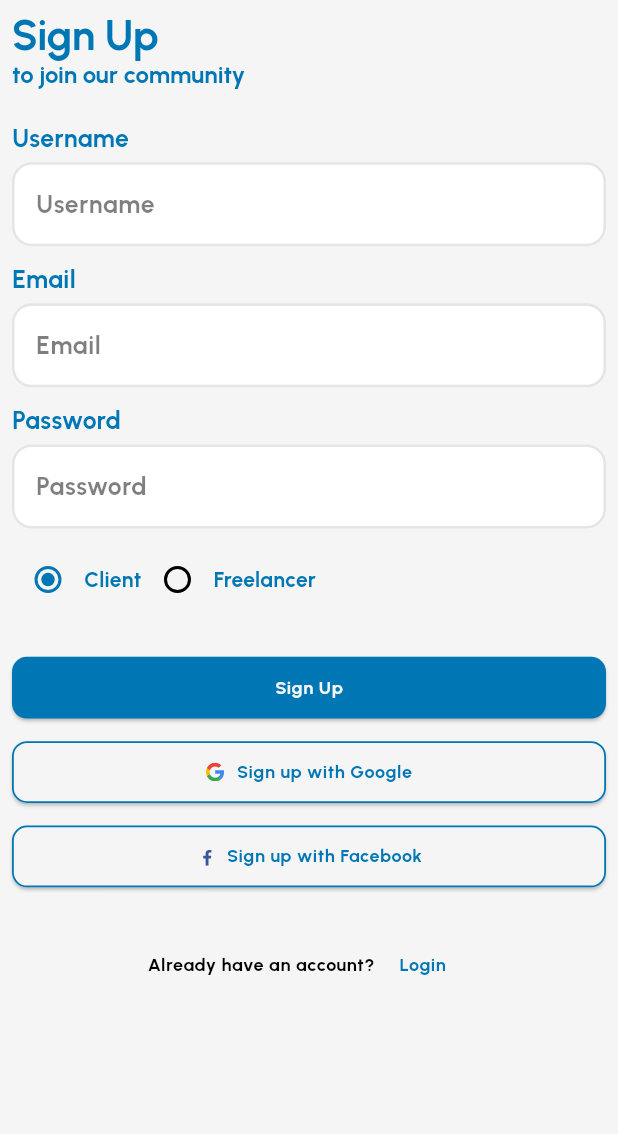
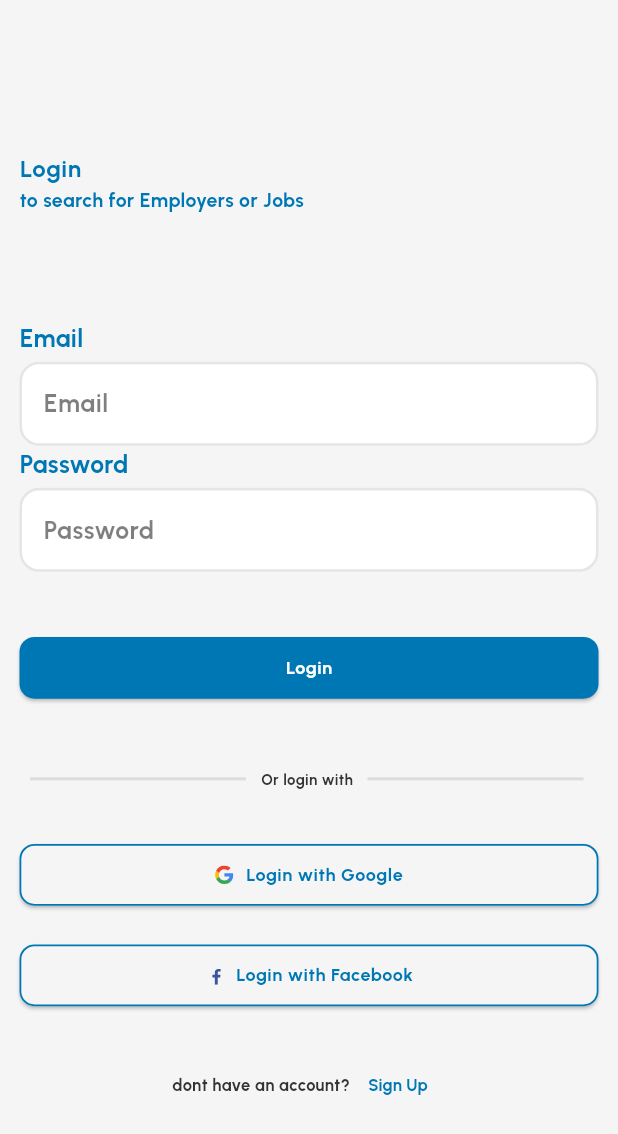
Before and after one commit to WissamAlmsalati/quick_hire_app, a Flutter app: the screen it shows after launch, on a phone screen of 412 x 824 dp. Shown: the top 1134 px of the screen. Run offline on Flutter 3.47's test engine with Material 3 defaults, Android fonts, the phone set to English and light mode, and no system bars; our stand-ins replace bloc, flutter_bloc, flutter_svg, gap, google_fonts; missing offline and left inert: dart:ffi.

```diff
--- /dev/null
+++ b/devtools_options.yaml
@@ -0,0 +1,3 @@
+description: This file stores settings for Dart & Flutter DevTools.
+documentation: https://docs.flutter.dev/tools/devtools/extensions#configure-extension-enablement-states
+extensions:
--- a/lib/features/authintication_screens/login_Screen.dart
+++ b/lib/features/authintication_screens/login_Screen.dart
@@ -1,7 +1,6 @@
 import 'package:flutter/material.dart';
 import 'package:flutter_bloc/flutter_bloc.dart';
 import 'package:provider/provider.dart';
-import 'package:quick_hire/core/widgets/custom_button.dart';
 import 'package:quick_hire/features/authintication_screens/presentation/cubit/auth_cubit.dart';
 import 'package:quick_hire/features/authintication_screens/presentation/widgets/login_form_widget.dart';
 import '../../core/utils/constants.dart';
@@ -31,8 +30,7 @@ class _LoginScreenState extends State<LoginScreen> {
       ],
       child:  Scaffold(
         backgroundColor: AppColors.backgroundColor,
-        body: SingleChildScrollView(
-          child: Column(
+        body: Column(
           children: [
             SizedBox(height: 100),
             Align(
@@ -59,7 +57,6 @@ class _LoginScreenState extends State<LoginScreen> {
           ],
         ),
       ),
-      ),
     );
   }
 }
--- a/lib/features/authintication_screens/presentation/screens/sign_up_screen.dart
+++ b/lib/features/authintication_screens/presentation/screens/sign_up_screen.dart
@@ -1,17 +1,20 @@
 import 'package:flutter/material.dart';
 import 'package:flutter_bloc/flutter_bloc.dart';
+import 'package:flutter_svg/svg.dart';
+import 'package:gap/gap.dart';
 import 'package:provider/provider.dart';
 import 'package:quick_hire/core/utils/constants.dart';
+import 'package:quick_hire/core/widgets/custom_button.dart';
+import 'package:quick_hire/core/widgets/custom_text_field.dart';
 import '../../../../core/utils/app_icon.dart';
 import '../cubit/auth_cubit.dart';
+import '../screens/sign_up_screen.dart';
 import '../../data/repositories/auth_repository.dart';
 import '../../data/repositories/auth_repository_impl.dart';
-import '../../../../core/widgets/custom_button.dart';
-import '../../../../core/widgets/custom_text_field.dart';
-import '../../login_Screen.dart';
+import '../widgets/sign_up_form.dart';
 
-class SignUpProvider extends StatelessWidget {
-  const SignUpProvider({super.key});
+class LoginProvider extends StatelessWidget {
+  const LoginProvider({super.key});
 
   @override
   Widget build(BuildContext context) {
@@ -26,23 +29,22 @@ class SignUpProvider extends StatelessWidget {
           ),
         ),
       ],
-      child: const SignUpScreen(),
+      child: const LoginScreen(),
     );
   }
 }
 
-class SignUpScreen extends StatefulWidget {
-  const SignUpScreen({super.key});
+class LoginScreen extends StatefulWidget {
+  const LoginScreen({super.key});
 
   @override
-  State<SignUpScreen> createState() => _SignUpScreenState();
+  State<LoginScreen> createState() => _LoginScreenState();
 }
 
-class _SignUpScreenState extends State<SignUpScreen> {
+class _LoginScreenState extends State<LoginScreen> {
   final TextEditingController emailController = TextEditingController();
   final TextEditingController passwordController = TextEditingController();
-  final TextEditingController usernameController = TextEditingController();
-  String userType = 'client';
+  final _formKey = GlobalKey<FormState>();
 
   @override
   Widget build(BuildContext context) {
@@ -50,113 +52,44 @@ class _SignUpScreenState extends State<SignUpScreen> {
       backgroundColor: AppColors.backgroundColor,
       body: SafeArea(
         child: SingleChildScrollView(
-          child: Center(
           child: Padding(
-              padding: const EdgeInsets.all(8.0),
+            padding: const EdgeInsets.all(13.0),
             child: Column(
               crossAxisAlignment: CrossAxisAlignment.start,
               children: [
+                const SizedBox(height: 100),
                 Text(
-                    'Sign Up',
+                  'Login',
                   style: Theme.of(context)
                       .textTheme
                       .displayLarge
                       ?.copyWith(color: AppColors.primaryColor),
                 ),
                 Text(
-                    'to join our community',
+                  'to search for new Employers or Jobs',
                   style: Theme.of(context)
                       .textTheme
                       .headlineMedium
                       ?.copyWith(color: AppColors.primaryColor),
                 ),
-                  const SizedBox(height: 20),
+                const Gap(70),
                 CustomTextField(
-                    controller: usernameController,
-                    labelText: 'Username',
+                  controller: emailController,
+                  labelText: 'Email',
                   obscureText: false,
                 ),
-                  const SizedBox(height: 10),
-                  CustomTextField(
-                    controller: emailController,
-                    labelText: "Email",
-                    obscureText: false,
-                  ),
-                  const SizedBox(height: 10),
                 CustomTextField(
                   controller: passwordController,
-                    labelText: "Password",
+                  labelText: 'Password',
                   obscureText: true,
                 ),
-                  const SizedBox(height: 10),
-                  Row(
-                    children: [
-                      Radio<String>(
-                        value: 'client',
-                        groupValue: userType,
-                        onChanged: (value) {
-                          setState(() {
-                            userType = value!;
-                          });
-                        },
+                const Gap(40),
+                CustomButton(
+                  text: "Login",
+                  onPressed: () {},
+                  color: AppColors.primaryColor,
+                  textColor: Colors.white,
                 ),
-                      const Text('Client'),
-                      Radio<String>(
-                        value: 'freelancer',
-                        groupValue: userType,
-                        onChanged: (value) {
-                          setState(() {
-                            userType = value!;
-                          });
-                        },
-                      ),
-                      const Text('Freelancer'),
-                    ],
-                  ),
-                  const SizedBox(height: 20),
-                  CustomButton(
-                    text: "Sign Up",
-                    onPressed: () {
-                      final email = emailController.text;
-                      final password = passwordController.text;
-                      final username = usernameController.text;
-                      context.read<AuthCubit>().signUp(
-                            email,
-                            password,
-                            username,
-                            userType,
-                          );
-                    },
-                    topPd: MediaQuery.of(context).size.height * 0.005,
-                    buttomPd: MediaQuery.of(context).size.height * 0.005,
-                    color: AppColors.primaryColor,
-                    textColor: AppColors.backgroundColor,
-                  ),
-                  CustomButton(
-                    text: "Sign up with Google",
-                    onPressed: () {},
-                    color: AppColors.backgroundColor,
-                    isHaveIcon: true,
-                    icon: AppIcons.googleIcon,
-                    textColor: AppColors.primaryColor,
-                    isHaveBorder: true,
-                    borderColor: AppColors.primaryColor,
-                    topPd: MediaQuery.of(context).size.height * 0.005,
-                    buttomPd: MediaQuery.of(context).size.height * 0.005,
-                  ),
-                  CustomButton(
-                    text: "Sign up with Facebook",
-                    onPressed: () {},
-                    color: AppColors.backgroundColor,
-                    textColor: AppColors.primaryColor,
-                    isHaveBorder: true,
-                    isHaveIcon: true,
-                    icon: AppIcons.facebookIcon,
-                    borderColor: AppColors.primaryColor,
-                    topPd: MediaQuery.of(context).size.height * 0.005,
-                    buttomPd: MediaQuery.of(context).size.height * 0.005,
-                  ),
-                  const SizedBox(height: 20),
                 BlocBuilder<AuthCubit, AuthState>(
                   builder: (context, state) {
                     if (state is AuthLoading) {
@@ -169,31 +102,78 @@ class _SignUpScreenState extends State<SignUpScreen> {
                     return Container();
                   },
                 ),
+                const Gap(40),
+                Row(
+                  children: [
+                    Expanded(
+                      child: Divider(
+                        color: Colors.black.withOpacity(0.10),
+                        height: 20,
+                        thickness: 2,
+                        indent: 7,
+                        endIndent: 10,
+                      ),
+                    ),
+                    const Text(
+                      'Or login with ',
+                      style: TextStyle(color: Color(0xFF333333), fontSize: 10),
+                    ),
+                    Expanded(
+                      child: Divider(
+                        color: Colors.black.withOpacity(0.10),
+                        height: 20,
+                        thickness: 2,
+                        indent: 7,
+                        endIndent: 10,
+                      ),
+                    ),
+                  ],
+                ),
+                const Gap(30),
+                CustomButton(
+                  text: "Login with Google",
+                  onPressed: () {},
+                  color: AppColors.backgroundColor,
+                  textColor: AppColors.primaryColor,
+                  isHaveIcon: true,
+                  icon: AppIcons.googleIcon,
+                  isHaveBorder: true,
+                  borderColor: AppColors.primaryColor,
+                ),
+                const Gap(19),
+                CustomButton(
+                  text: "Login with Facebook",
+                  onPressed: () {},
+                  color: AppColors.backgroundColor,
+                  textColor: AppColors.primaryColor,
+                  isHaveIcon: true,
+                  icon: AppIcons.facebookIcon,
+                  isHaveBorder: true,
+                  borderColor: AppColors.primaryColor,
+                ),
+                const Gap(25),
                 Row(
                   mainAxisAlignment: MainAxisAlignment.center,
                   children: [
-                      Text(
-                        "Already have an account?",
-                        style: Theme.of(context)
-                            .textTheme
-                            .bodySmall
-                            ?.copyWith(color: Colors.black),
+                    const Text(
+                      "Don't have an account?",
+                      style: TextStyle(color: Color(0xFF333333), fontSize: 11),
                     ),
                     TextButton(
-                        style: TextButton.styleFrom(
-                          padding: EdgeInsets.zero,
+                      onPressed: () {
+                        Navigator.push(
+                          context,
+                          MaterialPageRoute(
+                            builder: (context) => const SignUpScreen(),
                           ),
-                        onPressed: () {
-                          Navigator.of(context).push(MaterialPageRoute(
-                            builder: (context) => const LoginScreen(),
-                          ));
+                        );
                       },
-                        child: Text(
-                          'Login',
-                          style: Theme.of(context)
-                              .textTheme
-                              .bodySmall
-                              ?.copyWith(color: AppColors.primaryColor),
+                      child:  Text(
+                        'Sign Up',
+                        style: TextStyle(
+                          color: AppColors.primaryColor,
+                          fontSize: 11,
+                        ),
                       ),
                     ),
                   ],
@@ -203,7 +183,6 @@ class _SignUpScreenState extends State<SignUpScreen> {
           ),
         ),
       ),
-      ),
     );
   }
 }
--- a/lib/features/authintication_screens/presentation/widgets/login_form_widget.dart
+++ b/lib/features/authintication_screens/presentation/widgets/login_form_widget.dart
@@ -5,6 +5,7 @@ import 'package:gap/gap.dart';
 import 'package:quick_hire/core/utils/constants.dart';
 import 'package:quick_hire/core/widgets/custom_button.dart';
 import 'package:quick_hire/core/widgets/custom_text_field.dart';
+import 'package:quick_hire/features/authintication_screens/presentation/widgets/sign_up_form.dart';
 import '../../../../core/utils/app_icon.dart';
 import '../../data/repositories/auth_repository.dart';
 import '../cubit/auth_cubit.dart';
--- a/lib/main.dart
+++ b/lib/main.dart
@@ -1,18 +1,37 @@
 import 'package:flutter/material.dart';
-import 'core/theme/app_theme.dart';
-import 'features/authintication_screens/presentation/screens/sign_up_screen.dart';
+import 'package:flutter_bloc/flutter_bloc.dart';
+import 'package:provider/provider.dart';
+import 'package:quick_hire/core/theme/app_theme.dart';
+import 'package:quick_hire/features/authintication_screens/data/repositories/auth_repository.dart';
+import 'package:quick_hire/features/authintication_screens/data/repositories/auth_repository_impl.dart';
+import 'package:quick_hire/features/authintication_screens/presentation/cubit/auth_cubit.dart';
+import 'package:quick_hire/features/authintication_screens/presentation/screens/login_screen.dart';
 
 void main() {
   runApp(MyApp());
 }
 
 class MyApp extends StatelessWidget {
+  const MyApp({super.key});
+
   @override
   Widget build(BuildContext context) {
-    return MaterialApp(
-      title: 'My App',
-      theme: AppTheme.getLightTheme(context),
-      home: const SignUpProvider(),
+    return MultiProvider(
+      providers: [
+        Provider<AuthRepository>(
+          create: (_) => AuthRepositoryImpl(),
+        ),
+        BlocProvider<AuthCubit>(
+          create: (context) => AuthCubit(
+            context.read<AuthRepository>(),
+          ),
+        ),
+      ],
+      child: MaterialApp(
+        title: 'My App',
+        theme: AppTheme.getLightTheme(context),
+        home: const LoginScreen(),
+      ),
     );
   }
 }
```
Also changed, not shown: lib/features/authintication_screens/presentation/widgets/sign_up_form.dart (+4 -11 lines). Lines whose indentation alone changed are shown as unchanged.
